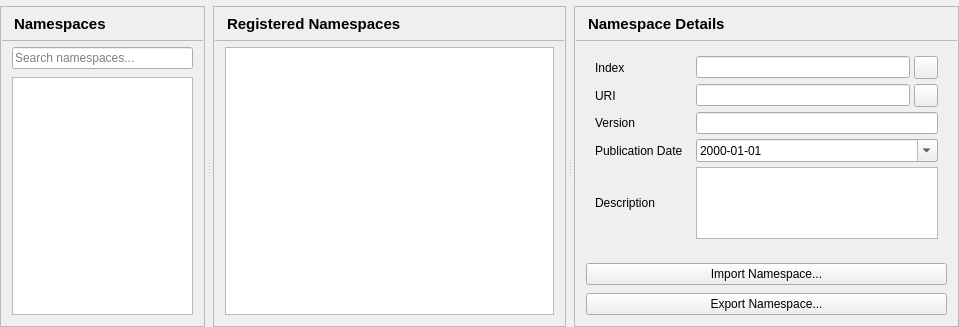
Above: src/ui/pages/namespacespage.ui from sanny32/OpenUaSim before the change. Below: the same form after it.
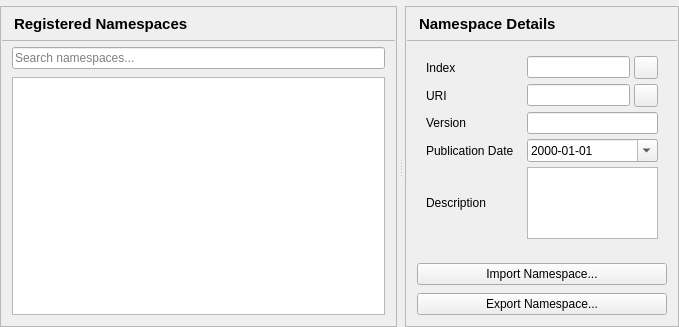
That is the form after the change.

Diff of the .ui file:
```diff
--- a/src/ui/pages/namespacespage.ui
+++ b/src/ui/pages/namespacespage.ui
@@ -29,141 +29,6 @@
      <property name="handleWidth">
       <number>8</number>
      </property>
-     <widget class="QFrame" name="namespacesPanel">
-      <property name="frameShape">
-       <enum>QFrame::StyledPanel</enum>
-      </property>
-      <property name="panel" stdset="0">
-       <bool>true</bool>
-      </property>
-      <property name="sizePolicy">
-       <sizepolicy hsizetype="Preferred" vsizetype="Preferred">
-        <horstretch>44</horstretch>
-        <verstretch>0</verstretch>
-       </sizepolicy>
-      </property>
-      <layout class="QVBoxLayout" name="namespacesPanelLayout">
-       <property name="spacing">
-        <number>0</number>
-       </property>
-       <property name="leftMargin">
-        <number>1</number>
-       </property>
-       <property name="topMargin">
-        <number>1</number>
-       </property>
-       <property name="rightMargin">
-        <number>1</number>
-       </property>
-       <property name="bottomMargin">
-        <number>1</number>
-       </property>
-       <item>
-        <layout class="QHBoxLayout" name="namespacesPanelHeaderLayout">
-         <property name="leftMargin">
-          <number>12</number>
-         </property>
-         <property name="topMargin">
-          <number>5</number>
-         </property>
-         <property name="rightMargin">
-          <number>12</number>
-         </property>
-         <property name="bottomMargin">
-          <number>5</number>
-         </property>
-         <item>
-          <widget class="QLabel" name="namespacesTitle">
-           <property name="font">
-            <font>
-             <pointsize>11</pointsize>
-             <bold>true</bold>
-            </font>
-           </property>
-           <property name="text">
-            <string>Namespaces</string>
-           </property>
-           <property name="minimumSize">
-            <size>
-             <width>0</width>
-             <height>22</height>
-            </size>
-           </property>
-          </widget>
-         </item>
-        </layout>
-       </item>
-       <item>
-        <widget class="QFrame" name="namespacesPanelSeparator">
-         <property name="frameShape">
-          <enum>QFrame::StyledPanel</enum>
-         </property>
-         <property name="minimumSize">
-          <size>
-           <width>0</width>
-           <height>1</height>
-          </size>
-         </property>
-         <property name="maximumSize">
-          <size>
-           <width>16777215</width>
-           <height>1</height>
-          </size>
-         </property>
-         <property name="separator" stdset="0">
-          <bool>true</bool>
-         </property>
-        </widget>
-       </item>
-       <item>
-        <widget class="QWidget" name="namespacesPanelBody">
-         <layout class="QVBoxLayout" name="namespacesPanelBodyLayout">
-          <property name="spacing">
-           <number>8</number>
-          </property>
-          <property name="leftMargin">
-           <number>10</number>
-          </property>
-          <property name="topMargin">
-           <number>6</number>
-          </property>
-          <property name="rightMargin">
-           <number>10</number>
-          </property>
-          <property name="bottomMargin">
-           <number>10</number>
-          </property>
-          <item>
-           <widget class="QLineEdit" name="searchEdit">
-            <property name="placeholderText">
-             <string>Search namespaces...</string>
-            </property>
-            <property name="clearButtonEnabled">
-             <bool>true</bool>
-            </property>
-           </widget>
-          </item>
-          <item>
-           <widget class="QTreeView" name="namespacesTree">
-            <property name="editTriggers">
-             <set>QAbstractItemView::NoEditTriggers</set>
-            </property>
-            <property name="rootIsDecorated">
-             <bool>true</bool>
-            </property>
-            <property name="uniformRowHeights">
-             <bool>true</bool>
-            </property>
-            <property name="headerHidden">
-             <bool>true</bool>
-            </property>
-           </widget>
-          </item>
-         </layout>
-        </widget>
-       </item>
-      </layout>
-     </widget>
      <widget class="QFrame" name="registeredPanel">
       <property name="frameShape">
        <enum>QFrame::StyledPanel</enum>
@@ -173,7 +38,7 @@
       </property>
       <property name="sizePolicy">
        <sizepolicy hsizetype="Preferred" vsizetype="Preferred">
-        <horstretch>76</horstretch>
+        <horstretch>120</horstretch>
         <verstretch>0</verstretch>
        </sizepolicy>
       </property>
@@ -268,6 +133,16 @@
           <property name="bottomMargin">
            <number>10</number>
           </property>
+          <item>
+           <widget class="QLineEdit" name="searchEdit">
+            <property name="placeholderText">
+             <string>Search namespaces...</string>
+            </property>
+            <property name="clearButtonEnabled">
+             <bool>true</bool>
+            </property>
+           </widget>
+          </item>
           <item>
            <widget class="QTableView" name="namespacesView">
             <property name="editTriggers">
```
Left out of the diff: 2 changed lines with no effect on the pictures.
